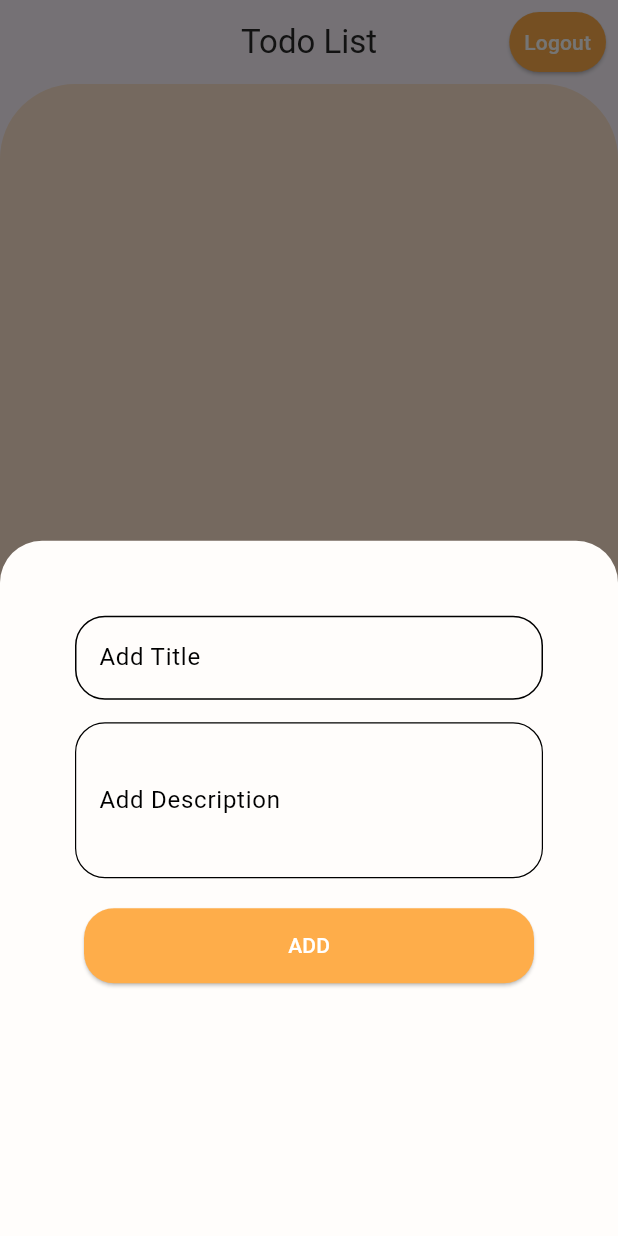
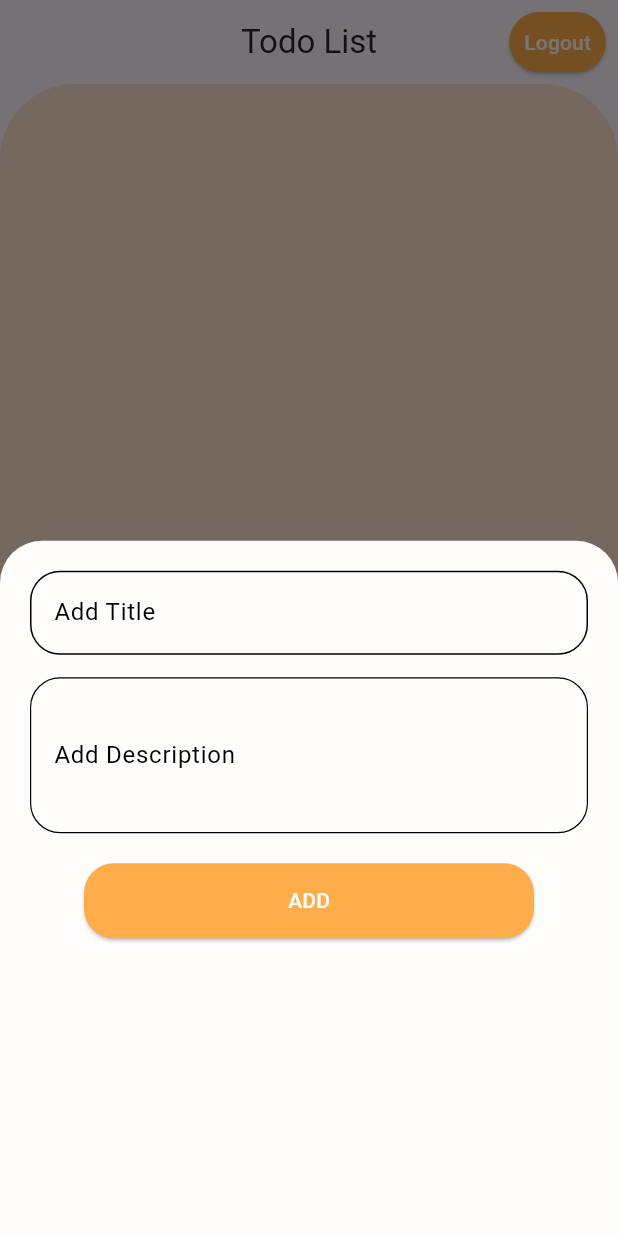
Before and after one commit to vivek-singh-iphtech/Tr-TodoList-flutter, a Flutter app: the screen it shows after launch, after a tap on "Log In", after a tap on "Add", on a phone screen of 412 x 824 dp. Run offline on Flutter 3.47's test engine with Material 3 defaults, Android fonts, the phone set to English and light mode, and no system bars; our stand-ins replace cloud_firestore, firebase_auth, firebase_core, firebase_messaging, flutter_local_notifications; accounts and stored records are empty.

Commit message:
Fixed issues

```diff
--- a/lib/screens/HomePage.dart
+++ b/lib/screens/HomePage.dart
@@ -107,18 +107,18 @@ class _HomePageState extends State<HomePage> {
 
   Widget _buildBottomSheetContent(
       BuildContext context, bool isUpdate, DocumentSnapshot? documentSnapshot) {
-    // Declare TextEditingController for title and description
+
     TextEditingController titleController = TextEditingController();
     TextEditingController descriptionController = TextEditingController();
 
-    // If updating, populate the text fields with existing values
+
     if (isUpdate && documentSnapshot != null) {
       titleController.text = documentSnapshot['Title'];
       descriptionController.text = documentSnapshot['Description'];
     }
 
     return Padding(
-        padding: EdgeInsets.all(50.0),
+        padding: EdgeInsets.all(20.0),
         child: Column(
           mainAxisAlignment: MainAxisAlignment.start,
           children: [
```
